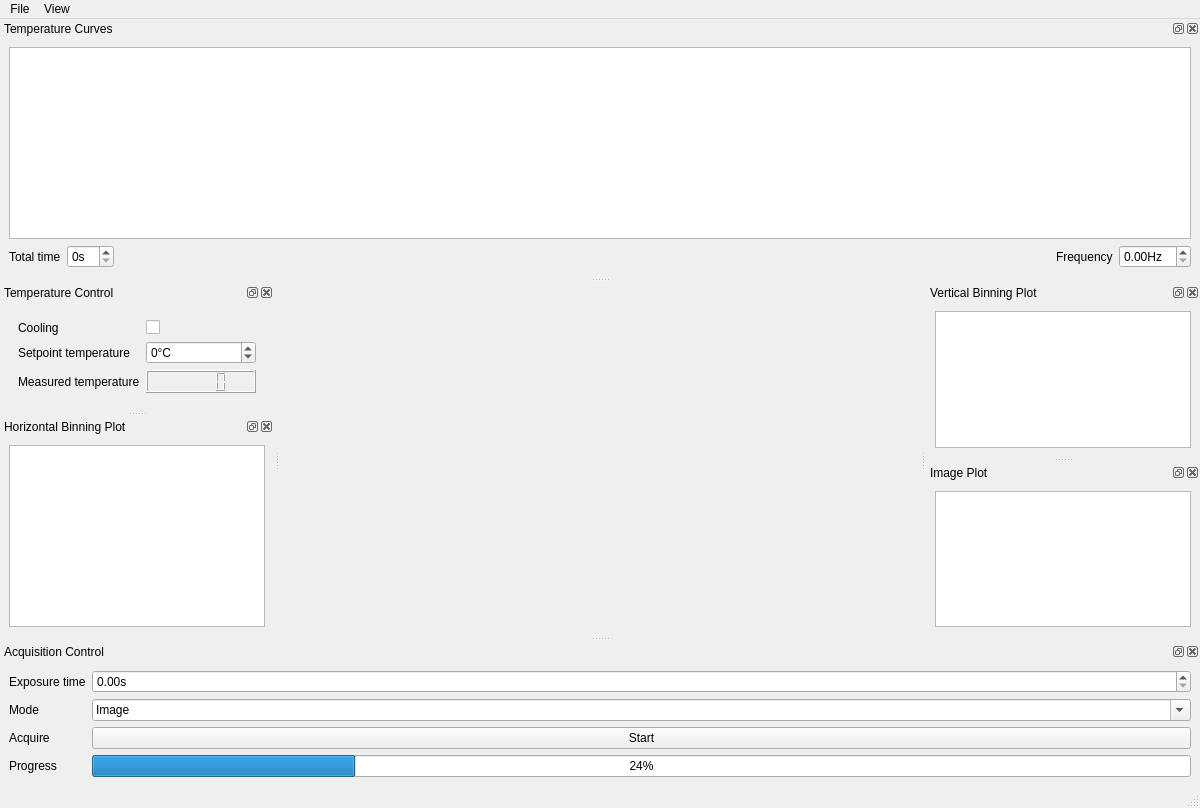
Old version of the form gui/camera/ui_spectro_camera.ui in the repository Ulm-IQO/qudi.
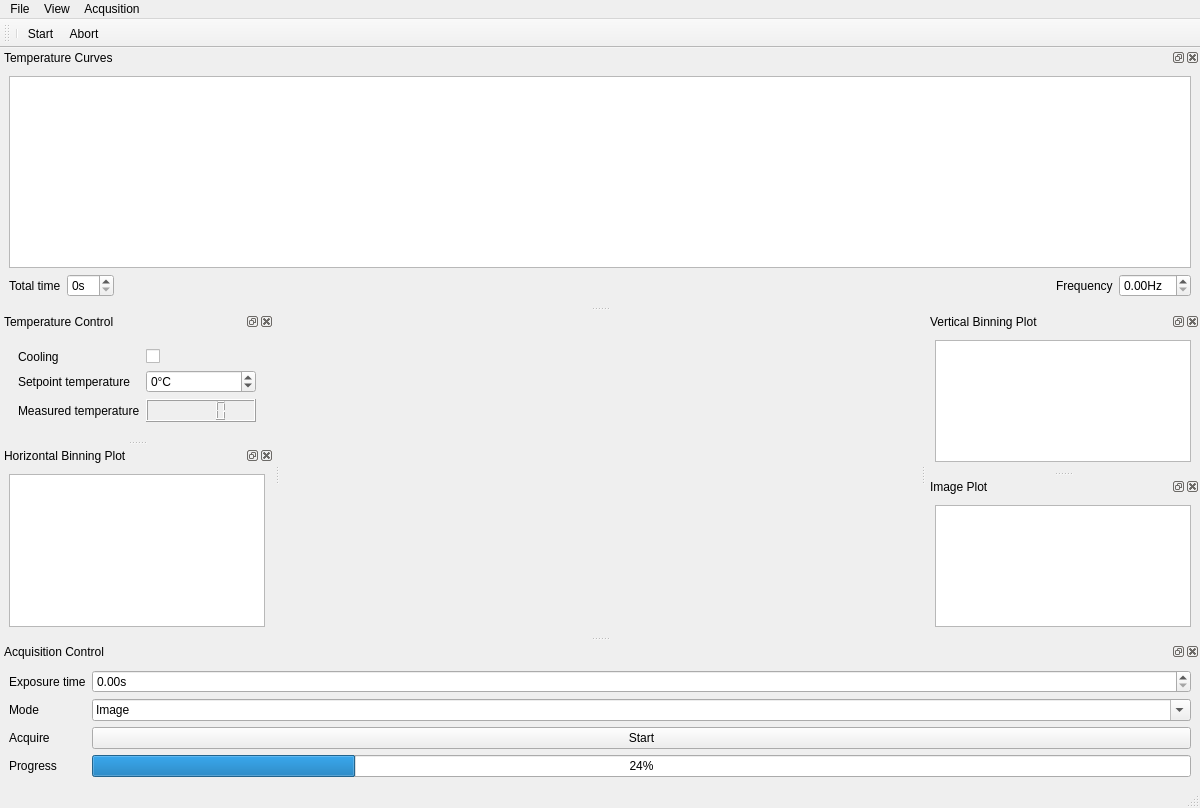
New version of the form. Icons and pictures are not drawn. Custom widgets are drawn as their Qt base class.

Commit message: Added toolbar to match GUI guidelines

Diff of the .ui file:
```diff
--- a/gui/camera/ui_spectro_camera.ui
+++ b/gui/camera/ui_spectro_camera.ui
@@ -43,8 +43,15 @@
     <addaction name="actionVertical_Binning_Plot"/>
     <addaction name="actionHorizontal_Bining_Plot"/>
    </widget>
+   <widget class="QMenu" name="menuAcqusition">
+    <property name="title">
+     <string>Acqusition</string>
+    </property>
+    <addaction name="actionStart"/>
+   </widget>
    <addaction name="menuFile"/>
    <addaction name="menuView"/>
+   <addaction name="menuAcqusition"/>
   </widget>
   <widget class="QStatusBar" name="statusbar"/>
   <widget class="QDockWidget" name="acquisitionControlWidget">
@@ -353,6 +360,20 @@
     </layout>
    </widget>
   </widget>
+  <widget class="QToolBar" name="toolBar">
+   <property name="windowTitle">
+    <string>toolBar</string>
+   </property>
+   <attribute name="toolBarArea">
+    <enum>TopToolBarArea</enum>
+   </attribute>
+   <attribute name="toolBarBreak">
+    <bool>true</bool>
+   </attribute>
+   <addaction name="separator"/>
+   <addaction name="actionStart"/>
+   <addaction name="actionAbort"/>
+  </widget>
   <action name="actionSave">
    <property name="text">
     <string>Save</string>
@@ -424,6 +445,24 @@
     <string>Horizontal Bining Plot</string>
    </property>
   </action>
+  <action name="actionStart">
+   <property name="icon">
+    <iconset>
+     <normaloff>../../artwork/icons/qudiTheme/22x22/record-counter.png</normaloff>../../artwork/icons/qudiTheme/22x22/record-counter.png</iconset>
+   </property>
+   <property name="text">
+    <string>Start</string>
+   </property>
+  </action>
+  <action name="actionAbort">
+   <property name="icon">
+    <iconset>
+     <normaloff>../../artwork/icons/qudiTheme/22x22/stop-counter.png</normaloff>../../artwork/icons/qudiTheme/22x22/stop-counter.png</iconset>
+   </property>
+   <property name="text">
+    <string>Abort</string>
+   </property>
+  </action>
  </widget>
  <customwidgets>
   <customwidget>
```
Left out of the diff: 28 changed lines with no effect on the pictures.
